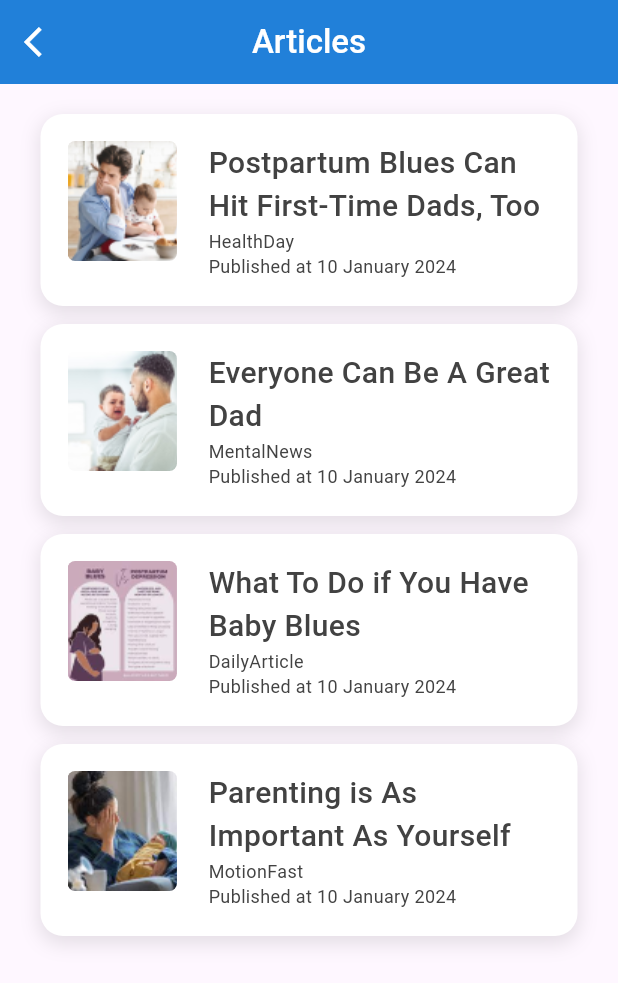
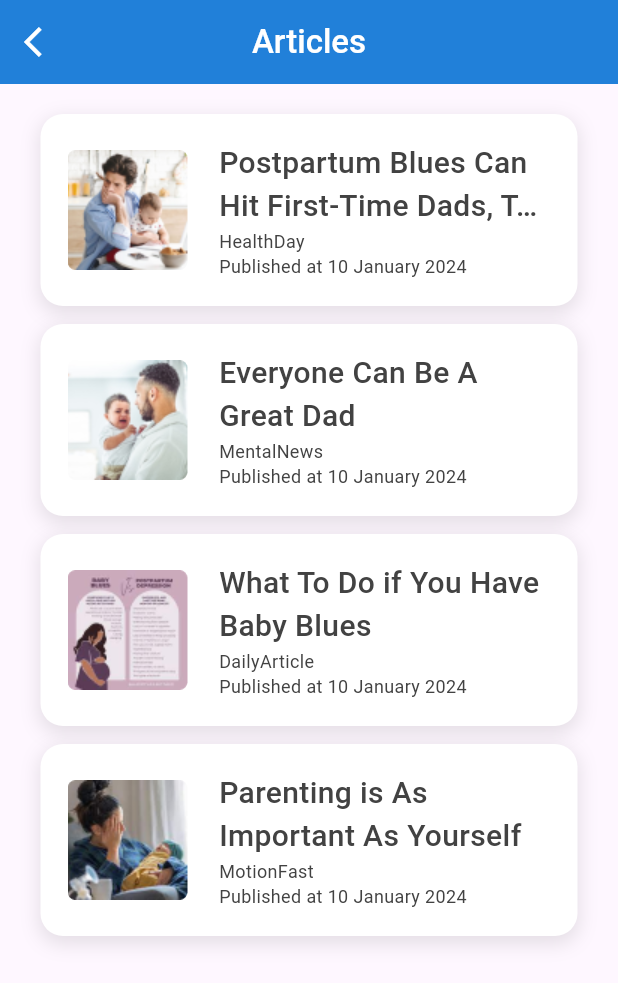
Before and after one commit to buddy-blues/Frontend-User, a Flutter app: the ArticlePage screen opened by its route, on a phone screen of 412 x 824 dp. Shown: the top 983 px of the screen. Run offline on Flutter 3.47's test engine with Material 3 defaults, Android fonts, the light colour scheme and no system bars; our stand-ins replace dots_indicator, google_fonts, percent_indicator; missing offline and left inert: iconify_flutter.

```diff
--- a/lib/main.dart
+++ b/lib/main.dart
@@ -5,6 +5,7 @@ import 'package:buddy_blues/screens/home/page/home_page.dart';
 import 'package:buddy_blues/screens/module/page/detail_module_page.dart';
 import 'package:buddy_blues/screens/module/page/list_module_page.dart';
 import 'package:buddy_blues/screens/login-register/page/login_page.dart';
+import 'package:buddy_blues/screens/mood_respon/mood_respon_page.dart';
 import 'package:buddy_blues/screens/onboarding/onboarding_page.dart';
 import 'package:buddy_blues/screens/profile/profile_page.dart';
 import 'package:buddy_blues/screens/login-register/page/register_page.dart';
@@ -38,7 +39,8 @@ class MyApp extends StatelessWidget {
         '/dashboard': (context) => const DashboardPage(),
         '/article': (context) => const ArticlePage(),
         '/listModule':(context) => const ListModulePage(),
-        '/detailModule' :(context) => const DetailModulePage()
+        '/detailModule' :(context) => const DetailModulePage(),
+        '/moodRespon' :(context) => const MoodResponPage()
       },
     );
   }
--- a/lib/screens/article/widget/list_article_widget.dart
+++ b/lib/screens/article/widget/list_article_widget.dart
@@ -39,12 +39,11 @@ class ListArticleWidget extends StatelessWidget {
               ],
             ),
             child: Row(
-              crossAxisAlignment: CrossAxisAlignment.start,
               children: [
                 ClipRRect(
                   borderRadius: BorderRadius.circular(5),
                   child: SizedBox(
-                    width: 72.96,
+                    width: 80,
                     height: 80,
                     child: Image.asset(
                       image,
@@ -60,6 +59,8 @@ class ListArticleWidget extends StatelessWidget {
                       Text(
                         title,
                         style: ThemeText().robotoMedium20,
+                        maxLines: 2,
+                        overflow: TextOverflow.ellipsis,
                       ),
                       Text(
                         desc,
--- a/lib/theme/theme_textstyle.dart
+++ b/lib/theme/theme_textstyle.dart
@@ -10,6 +10,11 @@ class ThemeText {
 
   TextStyle robotoBold30 = GoogleFonts.roboto(
       fontSize: 30,
+      fontWeight: FontWeight.w700,
+      color: ThemeColor().neutral900);
+
+  TextStyle robotoBold24 = GoogleFonts.roboto(
+      fontSize: 24,
       fontWeight: FontWeight.w700,
       color: ThemeColor().neutral900);
 
@@ -39,7 +44,7 @@ class ThemeText {
   TextStyle robotoRegular12 =
       GoogleFonts.roboto(fontSize: 12, fontWeight: FontWeight.w400);
 
-      TextStyle robotoRegular14 =
+  TextStyle robotoRegular14 =
       GoogleFonts.roboto(fontSize: 14, fontWeight: FontWeight.w400);
 
   TextStyle robotoSmall =
```
Also changed, not shown: lib/screens/home/widget/mood_track_widget.dart (+22 -6 lines), lib/screens/mood_respon/mood_respon_page.dart (added, +57 -0 lines), assets/images/mood_logo.png (added).
